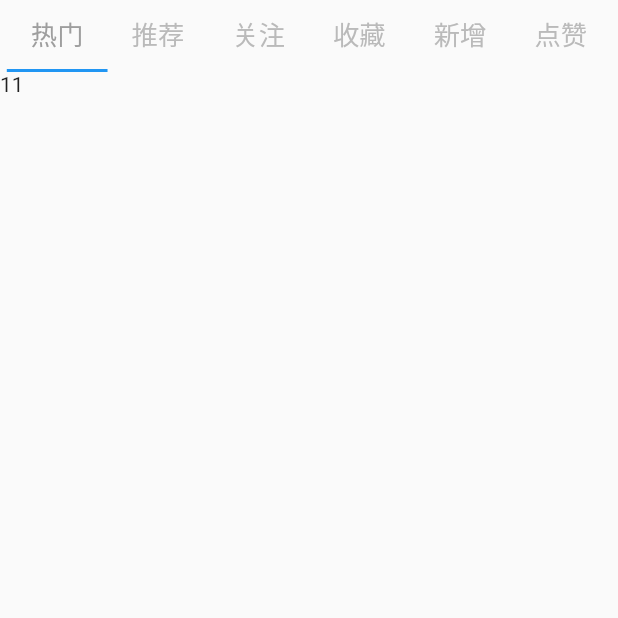
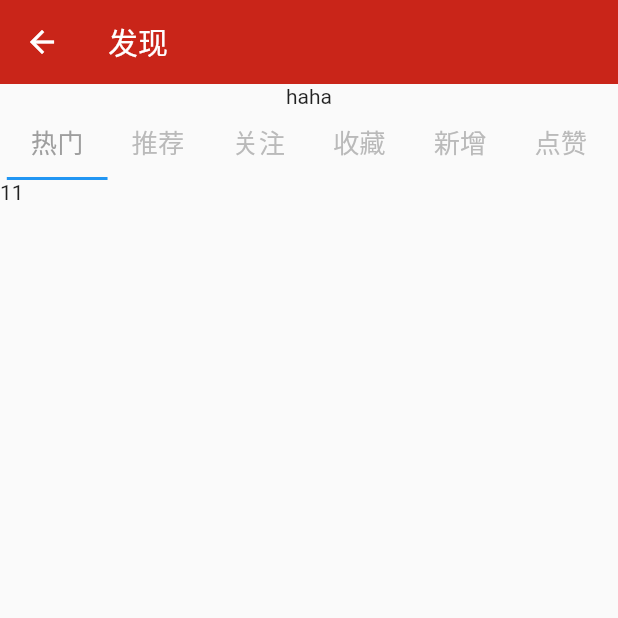
Before and after one commit to weizhanzhan/e-commerce-app-flutter, a Flutter app: the FindPage screen opened directly, on a phone screen of 412 x 824 dp, the top half of it. Run offline on Flutter 3.47's test engine with Material 2 defaults, Android fonts, the phone set to English and light mode, and no system bars; our stand-ins replace flutter_screenutil, flutter_swiper; network calls fail; statements that could not run were skipped.

Commit message:
解决tabbarviuew在singleScrollview中高度不固定报错的问题

```diff
--- a/lib/pages/find/index.dart
+++ b/lib/pages/find/index.dart
@@ -25,9 +25,61 @@ class _FindPageState extends State<FindPage> with SingleTickerProviderStateMixin
   @override
   Widget build(BuildContext context) {
     return Scaffold(
+       appBar: AppBar(
+          elevation: 0.0,
+          title: Text('发现'),
+          backgroundColor: Theme.of(context).primaryColor,
+        ),
       body:  Column(
         children: <Widget>[
           Container(
+            child: Text('haha'),
+          ),
+          TabBarTop(tabController: _tabController),
+          TabBarViews(tabController: _tabController)
+        ],
+      ),
+    );
+  }
+}
+
+class TabBarViews extends StatelessWidget {
+  const TabBarViews({
+    Key key,
+    @required TabController tabController,
+  }) : _tabController = tabController, super(key: key);
+
+  final TabController _tabController;
+
+  @override
+  Widget build(BuildContext context) {
+    return Expanded(
+      child: TabBarView(
+        controller: _tabController,
+        children: [
+          Text('11'),
+          Text('22'),
+          Text('33'),
+          Text('44'),
+          Text('55'),
+          Text('66')
+        ]
+      ),
+    );
+  }
+}
+
+class TabBarTop extends StatelessWidget {
+  const TabBarTop({
+    Key key,
+    @required TabController tabController,
+  }) : _tabController = tabController, super(key: key);
+
+  final TabController _tabController;
+
+  @override
+  Widget build(BuildContext context) {
+    return Container(
       child: TabBar(
         isScrollable: true,
         labelStyle: TextStyle(fontSize: ScreenUtil().setSp(32)),
@@ -42,22 +94,6 @@ class _FindPageState extends State<FindPage> with SingleTickerProviderStateMixin
         ],
         controller: _tabController,  // 记得要带上tabController
       ),
-          ),
-          Expanded(
-            child: TabBarView(
-              controller: _tabController,
-              children: [
-                Text('11'),
-                Text('22'),
-                Text('33'),
-                Text('44'),
-                Text('55'),
-                Text('66')
-              ]
-            ),
-          )
-        ],
-      ),
     );
   }
 }
--- a/lib/pages/home/index.dart
+++ b/lib/pages/home/index.dart
@@ -66,9 +66,11 @@ class _RecommendState extends State<Recommend> with SingleTickerProviderStateMix
       { 'title':'电器','sub-title':'3C家电'},
       { 'title':'生活','sub-title':'居家日用'},
     ];
-
+    var length = ScreenUtil.screenWidth* (3/5) ;
+    var count = 20;
+    var listCount = (count/2).roundToDouble();
     return Container(
-      height: 1000,
+       height:  (listCount/2).roundToDouble() * length,
       child: Column(
         children: <Widget>[
           Container(
@@ -94,10 +96,11 @@ class _RecommendState extends State<Recommend> with SingleTickerProviderStateMix
               controller: _tabController,
               children: [
                 Container(
+
                   child: new StaggeredGridView.countBuilder(
                     physics:NeverScrollableScrollPhysics(),
                     crossAxisCount: 4,
-                    itemCount: 8,
+                    itemCount: count,
                     itemBuilder: (BuildContext context, int index) => new Container(
                         color: Colors.green,
                         child: new Center(
```
Also changed, not shown: pubspec.lock. Lines whose indentation alone changed are shown as unchanged.
